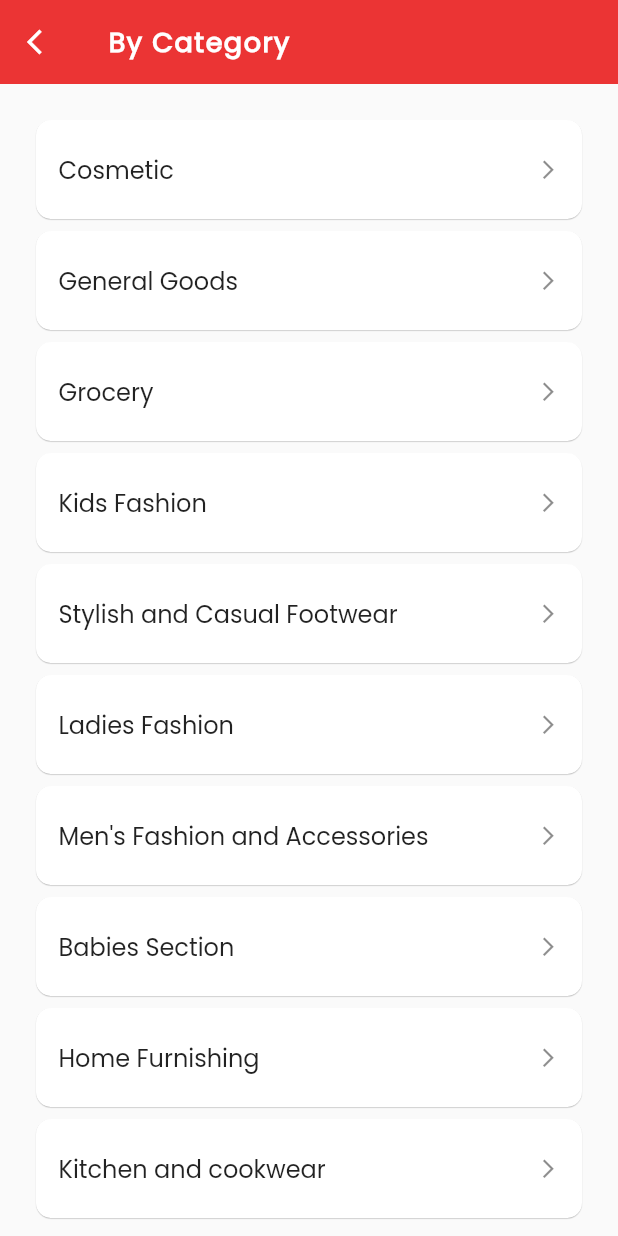
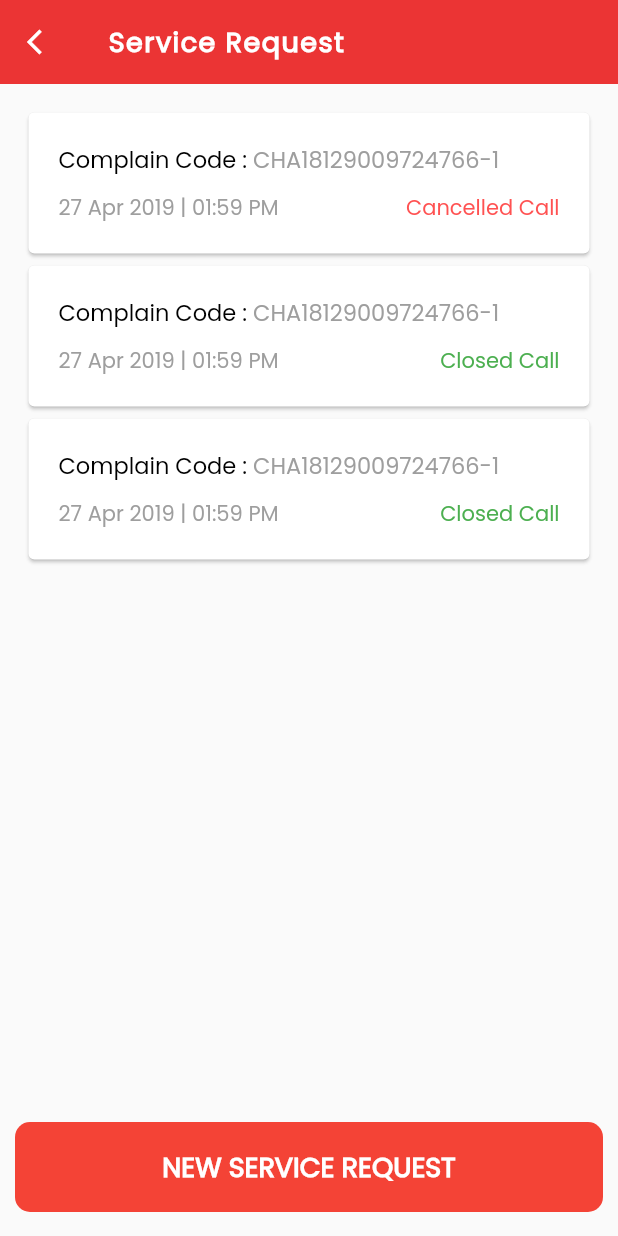
Before and after one commit to developerkrishnasoftweb/pal, a Flutter app: the screen it shows after launch, on a phone screen of 412 x 824 dp. Run offline on Flutter 3.47's test engine with Material 2 defaults, Android fonts, the phone set to English and light mode, and no system bars; our stand-ins replace carousel_slider.

Commit message:
added service_request screen

```diff
--- a/lib/Pages/Others/service_request.dart
+++ b/lib/Pages/Others/service_request.dart
@@ -0,0 +1,64 @@
+import 'package:flutter/material.dart';
+import 'package:flutter/cupertino.dart';
+import 'package:pal/Common/appbar.dart';
+import 'package:pal/Common/button.dart';
+
+class ServiceRequest extends StatefulWidget {
+  @override
+  _ServiceRequestState createState() => _ServiceRequestState();
+}
+class _ServiceRequestState extends State<ServiceRequest> {
+  @override
+  Widget build(BuildContext context) {
+    Size size = MediaQuery.of(context).size;
+    return Scaffold(
+      appBar: appBar(context: context, title: "Service Request"),
+      body: SingleChildScrollView(
+        physics: PageScrollPhysics(),
+        padding: EdgeInsets.only(left: 15, right: 15, top: 15, bottom: 100),
+        child: Column(
+          children: [
+            buildRequest(complainNumber: "CHA18129009724766-1", date: "27 Apr 2019", status: 0, time: "01:59 PM"),
+            buildRequest(complainNumber: "CHA18129009724766-1", date: "27 Apr 2019", status: 1, time: "01:59 PM"),
+            buildRequest(complainNumber: "CHA18129009724766-1", date: "27 Apr 2019", status: 1, time: "01:59 PM"),
+          ],
+        ),
+      ),
+      floatingActionButton: button(context: context, onPressed: (){}, height: 60, width: size.width, text: "NEW SERVICE REQUEST"),
+      floatingActionButtonLocation: FloatingActionButtonLocation.centerFloat,
+    );
+  }
+
+  Widget buildRequest({String complainNumber, String date, String time, int status}){
+    return Card(
+      child: Padding(
+        padding: const EdgeInsets.all(20.0),
+        child: Column(
+          crossAxisAlignment: CrossAxisAlignment.start,
+          children: [
+            RichText(
+              text: TextSpan(
+                  text: "Complain Code : ",
+                  style: Theme.of(context).textTheme.bodyText1.copyWith(fontSize: 15, color: Colors.black),
+                  children: [
+                    TextSpan(
+                      text: complainNumber,
+                      style: Theme.of(context).textTheme.bodyText1.copyWith(fontSize: 15, color: Colors.grey),
+                    ),
+                  ]
+              ),
+            ),
+            SizedBox(height: 10,),
+            Row(
+              mainAxisAlignment: MainAxisAlignment.spaceBetween,
+              children: [
+                Text(date + " | " + time, style: Theme.of(context).textTheme.bodyText1.copyWith(fontSize: 14, color: Colors.grey),),
+                Text(status == 1 ? "Closed Call" : "Cancelled Call", style: Theme.of(context).textTheme.bodyText1.copyWith(fontSize: 14, color: status == 1 ? Colors.green : Colors.redAccent),),
+              ],
+            ),
+          ],
+        ),
+      ),
+    );
+  }
+}
--- a/lib/main.dart
+++ b/lib/main.dart
@@ -1,5 +1,6 @@
 import 'package:flutter/material.dart';
 import 'package:pal/Pages/Others/category.dart';
+import 'package:pal/Pages/Others/service_request.dart';
 import 'package:pal/Pages/Others/weekly_update.dart';
 import 'package:pal/Pages/Signin_Signup/forgot_password.dart';
 import 'package:pal/Pages/Signin_Signup/signin.dart';
@@ -20,7 +21,7 @@ class MyApp extends StatelessWidget {
         primarySwatch: Colors.blue,
         visualDensity: VisualDensity.adaptivePlatformDensity,
       ),
-      home: Category(),
+      home: ServiceRequest(),
     );
   }
 }
```
